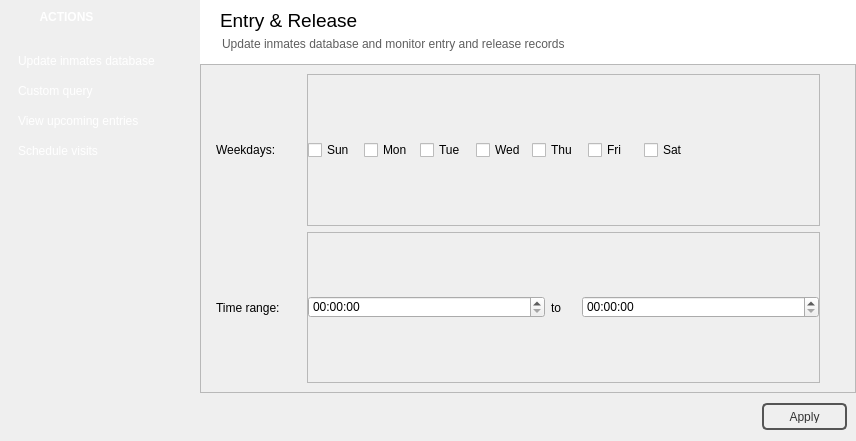
The window that entryreleaseform.ui (NCNM/PMS_01) describes before a commit, drawn with Qt 5.
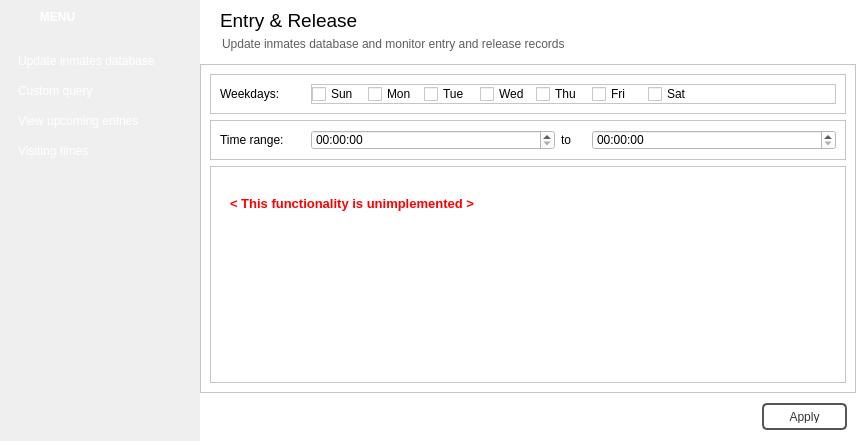
The same window after the commit. The open tabs and pages were chosen to show the change. Icons and pictures are not drawn.

The edit to the form file:
```diff
--- a/entryreleaseform.ui
+++ b/entryreleaseform.ui
@@ -87,11 +87,9 @@
 }
 
 QPushButton:checked {
-border-radius:0px;
-border: 1px solid #ED8876;
-background-color: #C73D18;
-background-color: qlineargradient(x1: 0, y1: 0, x2: 0, y2: 0.67, 
-stop: 0 #A73F2D, stop: 1 #E4685D);
+border-radius:10px;
+border: 1px solid rgb(150, 150, 150);
+background-color: rgb(38, 38, 38);
 }
 
 </string>
@@ -110,6 +108,9 @@
       </property>
      </widget>
      <widget class="QPushButton" name="pushButton_20">
+      <property name="enabled">
+       <bool>false</bool>
+      </property>
       <property name="geometry">
        <rect>
         <x>-1</x>
@@ -132,7 +133,7 @@
 color: rgb(255, 255, 255);</string>
       </property>
       <property name="text">
-       <string>            ACTIONS</string>
+       <string>            MENU</string>
       </property>
       <property name="flat">
        <bool>true</bool>
@@ -166,11 +167,9 @@
 }
 
 QPushButton:checked {
-border-radius:0px;
-border: 1px solid #ED8876;
-background-color: #C73D18;
-background-color: qlineargradient(x1: 0, y1: 0, x2: 0, y2: 0.67, 
-stop: 0 #A73F2D, stop: 1 #E4685D);
+border-radius:10px;
+border: 1px solid rgb(150, 150, 150);
+background-color: rgb(38, 38, 38);
 }
 
 </string>
@@ -216,11 +215,9 @@
 }
 
 QPushButton:checked {
-border-radius:0px;
-border: 1px solid #ED8876;
-background-color: #C73D18;
-background-color: qlineargradient(x1: 0, y1: 0, x2: 0, y2: 0.67, 
-stop: 0 #A73F2D, stop: 1 #E4685D);
+border-radius:10px;
+border: 1px solid rgb(150, 150, 150);
+background-color: rgb(38, 38, 38);
 }
 
 </string>
@@ -252,24 +249,19 @@
 color: rgb(255, 255, 255);
 text-align:left;
 background-image: url(:/images/sidebar_unpin.png);
+background-position:center;
 }
 
 QPushButton:hover {
-border-radius:1px;
-background-color: #299ED6;
+border-radius:5px;
+border: 1px solid rgb(120, 120, 120);
+background-color: rgb(38, 38, 38);
 }
 
 QPushButton:pressed {
-border: 1px solid #333333;
-background-color: #222222;
-}
-
-QPushButton:checked {
-border: 1px solid #ED8876;
-border-radius: 5px;
-background-color: #C73D18;
-background-color: qlineargradient(x1: 0, y1: 0, x2: 0, y2: 0.67, 
-stop: 0 #A73F2D, stop: 1 #E4685D);
+border-radius:5px;
+border: 1px solid rgb(60, 60, 60);
+background-color: rgb(85, 170, 255);
 }
 
 </string>
@@ -294,25 +286,20 @@
        <string notr="true">QPushButton {
 color: rgb(255, 255, 255);
 text-align:left;
-	background-image: url(:/images/sidebar_close.png);
+background-image: url(:/images/sidebar_close.png);
+background-position:center;
 }
 
 QPushButton:hover {
-border-radius:1px;
-background-color: #299ED6;
+border-radius:5px;
+border: 1px solid rgb(120, 120, 120);
+background-color: rgb(38, 38, 38);
 }
 
 QPushButton:pressed {
-border: 1px solid #333333;
-background-color: #222222;
-}
-
-QPushButton:checked {
-border: 1px solid #ED8876;
-border-radius: 5px;
-background-color: #C73D18;
-background-color: qlineargradient(x1: 0, y1: 0, x2: 0, y2: 0.67, 
-stop: 0 #A73F2D, stop: 1 #E4685D);
+border-radius:5px;
+border: 1px solid rgb(60, 60, 60);
+background-color: rgb(85, 170, 255);
 }
 
 </string>
@@ -352,17 +339,15 @@
 }
 
 QPushButton:checked {
-border-radius:0px;
-border: 1px solid #ED8876;
-background-color: #C73D18;
-background-color: qlineargradient(x1: 0, y1: 0, x2: 0, y2: 0.67, 
-stop: 0 #A73F2D, stop: 1 #E4685D);
+border-radius:10px;
+border: 1px solid rgb(150, 150, 150);
+background-color: rgb(38, 38, 38);
 }
 
 </string>
       </property>
       <property name="text">
-       <string>Schedule visits</string>
+       <string>Visiting times</string>
       </property>
       <property name="checkable">
        <bool>true</bool>
@@ -424,7 +409,11 @@
          </size>
         </property>
         <property name="styleSheet">
-         <string notr="true">background-color: rgb(255, 255, 255);</string>
+         <string notr="true">QFrame #frame_3 {
+	background-color: rgb(255, 255, 255);
+	background-image: url(:/images/subwindow_header.png);
+	background-repeat:0;
+}</string>
         </property>
         <property name="frameShape">
          <enum>QFrame::NoFrame</enum>
@@ -450,6 +439,9 @@
            <pointsize>14</pointsize>
           </font>
          </property>
+         <property name="styleSheet">
+          <string notr="true">background-color:0;</string>
+         </property>
          <property name="text">
           <string>Entry &amp; Release</string>
          </property>
@@ -464,7 +456,8 @@
           </rect>
          </property>
          <property name="styleSheet">
-          <string notr="true">color: rgb(94, 94, 94);</string>
+          <string notr="true">color: rgb(94, 94, 94);
+background-color:0;</string>
          </property>
          <property name="text">
           <string>Update inmates database and monitor entry and release records</string>
@@ -549,8 +542,11 @@
          </property>
          <item>
           <widget class="QStackedWidget" name="stackedWidget">
+           <property name="styleSheet">
+            <string notr="true">background-color: rgb(255, 255, 255);</string>
+           </property>
            <property name="currentIndex">
-            <number>0</number>
+            <number>1</number>
            </property>
            <widget class="QWidget" name="database">
             <layout class="QVBoxLayout" name="verticalLayout_3">
@@ -571,6 +567,9 @@
              </property>
              <item>
               <widget class="QTableView" name="tableView">
+               <property name="styleSheet">
+                <string notr="true">background-color: rgb(255, 255, 255);</string>
+               </property>
                <property name="frameShape">
                 <enum>QFrame::NoFrame</enum>
                </property>
@@ -890,6 +889,9 @@
              </property>
              <item>
               <widget class="QPlainTextEdit" name="plainTextEdit">
+               <property name="styleSheet">
+                <string notr="true">background-color: rgb(255, 255, 255);</string>
+               </property>
                <property name="frameShape">
                 <enum>QFrame::NoFrame</enum>
                </property>
@@ -1120,6 +1122,9 @@
              </property>
              <item>
               <widget class="QTableView" name="tableView_2">
+               <property name="styleSheet">
+                <string notr="true">background-color: rgb(255, 255, 255);</string>
+               </property>
                <property name="frameShape">
                 <enum>QFrame::NoFrame</enum>
                </property>
@@ -1146,20 +1151,38 @@
              </property>
              <item>
               <widget class="QFrame" name="frame_10">
+               <property name="styleSheet">
+                <string notr="true">background-color: rgb(255, 255, 255);</string>
+               </property>
                <property name="frameShape">
                 <enum>QFrame::StyledPanel</enum>
                </property>
                <property name="frameShadow">
                 <enum>QFrame::Raised</enum>
                </property>
-               <layout class="QGridLayout" name="gridLayout">
-                <property name="leftMargin">
-                 <number>15</number>
-                </property>
-                <property name="rightMargin">
-                 <number>35</number>
-                </property>
-                <item row="0" column="0">
+               <layout class="QVBoxLayout" name="verticalLayout_7">
+                <item>
+                 <widget class="QFrame" name="frame">
+                  <property name="minimumSize">
+                   <size>
+                    <width>0</width>
+                    <height>40</height>
+                   </size>
+                  </property>
+                  <property name="maximumSize">
+                   <size>
+                    <width>16777215</width>
+                    <height>40</height>
+                   </size>
+                  </property>
+                  <property name="frameShape">
+                   <enum>QFrame::StyledPanel</enum>
+                  </property>
+                  <property name="frameShadow">
+                   <enum>QFrame::Raised</enum>
+                  </property>
+                  <layout class="QHBoxLayout" name="horizontalLayout_4">
+                   <item>
                  <widget class="QLabel" name="label_3">
                   <property name="maximumSize">
                    <size>
@@ -1172,8 +1195,8 @@
                   </property>
                  </widget>
                 </item>
-                <item row="0" column="1">
-                 <widget class="QFrame" name="frame">
+                   <item>
+                    <widget class="QFrame" name="frame_12">
                   <property name="frameShape">
                    <enum>QFrame::StyledPanel</enum>
                   </property>
@@ -1281,7 +1304,25 @@
                   </layout>
                  </widget>
                 </item>
-                <item row="1" column="0">
+                  </layout>
+                 </widget>
+                </item>
+                <item>
+                 <widget class="QFrame" name="frame_14">
+                  <property name="maximumSize">
+                   <size>
+                    <width>16777215</width>
+                    <height>40</height>
+                   </size>
+                  </property>
+                  <property name="frameShape">
+                   <enum>QFrame::StyledPanel</enum>
+                  </property>
+                  <property name="frameShadow">
+                   <enum>QFrame::Raised</enum>
+                  </property>
+                  <layout class="QHBoxLayout" name="horizontalLayout_6">
+                   <item>
                  <widget class="QLabel" name="label_4">
                   <property name="maximumSize">
                    <size>
@@ -1294,30 +1335,6 @@
                   </property>
                  </widget>
                 </item>
-                <item row="1" column="1">
-                 <widget class="QFrame" name="frame_9">
-                  <property name="frameShape">
-                   <enum>QFrame::StyledPanel</enum>
-                  </property>
-                  <property name="frameShadow">
-                   <enum>QFrame::Raised</enum>
-                  </property>
-                  <layout class="QHBoxLayout" name="horizontalLayout_4">
-                   <property name="spacing">
-                    <number>6</number>
-                   </property>
-                   <property name="leftMargin">
-                    <number>0</number>
-                   </property>
-                   <property name="topMargin">
-                    <number>0</number>
-                   </property>
-                   <property name="rightMargin">
-                    <number>0</number>
-                   </property>
-                   <property name="bottomMargin">
-                    <number>0</number>
-                   </property>
                    <item>
                     <widget class="QTimeEdit" name="timeEdit"/>
                    </item>
@@ -1340,6 +1357,39 @@
                   </layout>
                  </widget>
                 </item>
+                <item>
+                 <widget class="QFrame" name="frame_15">
+                  <property name="frameShape">
+                   <enum>QFrame::StyledPanel</enum>
+                  </property>
+                  <property name="frameShadow">
+                   <enum>QFrame::Raised</enum>
+                  </property>
+                  <widget class="QLabel" name="label_12">
+                   <property name="geometry">
+                    <rect>
+                     <x>20</x>
+                     <y>30</y>
+                     <width>261</width>
+                     <height>16</height>
+                    </rect>
+                   </property>
+                   <property name="font">
+                    <font>
+                     <pointsize>10</pointsize>
+                     <weight>75</weight>
+                     <bold>true</bold>
+                    </font>
+                   </property>
+                   <property name="styleSheet">
+                    <string notr="true">color: rgb(255, 0, 0);</string>
+                   </property>
+                   <property name="text">
+                    <string>&lt; This functionality is unimplemented &gt;</string>
+                   </property>
+                  </widget>
+                 </widget>
+                </item>
                </layout>
               </widget>
              </item>
```
Lines whose indentation alone changed are shown as unchanged.
